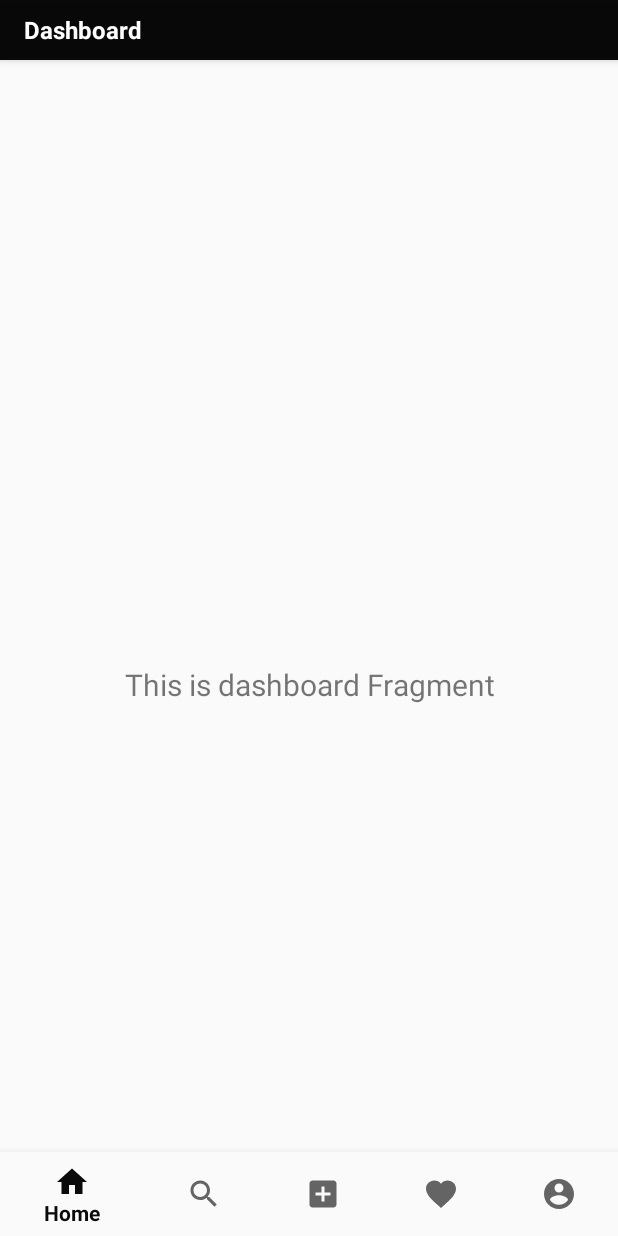
After one commit to urobin84/instague_with_mas_aangga, an Android app: the AddPostFragment screen opened through its navigation route, on a phone screen of 412 x 824 dp. The commit adds this screen. Run offline under Robolectric (Android 15) with nearby library versions, the phone set to English and light mode, and no system bars; our stand-ins replace navigation-ui.

Commit message:
refactor dashboard to add post

```diff
--- /dev/null
+++ b/app/src/main/java/com/mqr/instague/ui/dashboard/AddPostFragment.kt
@@ -0,0 +1,47 @@
+package com.mqr.instague.ui.dashboard
+
+import android.os.Bundle
+import android.view.LayoutInflater
+import android.view.View
+import android.view.ViewGroup
+import android.widget.TextView
+import androidx.fragment.app.Fragment
+import androidx.lifecycle.Observer
+import androidx.lifecycle.ViewModelProvider
+import com.mqr.instague.R
+
+class AddPostFragment : Fragment() {
+
+    private lateinit var addPostViewModel: AddPostViewModel
+    private lateinit var textView: TextView
+
+
+    override fun onCreateView(
+            inflater: LayoutInflater,
+            container: ViewGroup?,
+            savedInstanceState: Bundle?
+    ): View? {
+
+        return inflater.inflate(R.layout.fragment_add_post, container, false)
+
+    }
+
+    override fun onViewCreated(view: View, savedInstanceState: Bundle?) {
+        super.onViewCreated(view, savedInstanceState)
+        textView = view.findViewById(R.id.text_add_post)
+    }
+
+    override fun onActivityCreated(savedInstanceState: Bundle?) {
+        super.onActivityCreated(savedInstanceState)
+        if(activity != null){
+            addPostViewModel = ViewModelProvider(this).get(AddPostViewModel::class.java)
+            observViewModel()
+        }
+    }
+
+    private fun observViewModel() {
+        addPostViewModel.text.observe(viewLifecycleOwner, Observer {
+            textView.text = it
+        })
+    }
+}
--- a/app/src/main/java/com/mqr/instague/ui/dashboard/DashboardViewModel.kt
+++ b/app/src/main/java/com/mqr/instague/ui/dashboard/AddPostViewModel.kt
@@ -4,7 +4,7 @@ import androidx.lifecycle.LiveData
 import androidx.lifecycle.MutableLiveData
 import androidx.lifecycle.ViewModel
 
-class DashboardViewModel : ViewModel() {
+class AddPostViewModel : ViewModel() {
 
     private val _text = MutableLiveData<String>().apply {
         value = "This is dashboard Fragment"
--- a/app/src/main/res/layout/fragment_dashboard.xml
+++ b/app/src/main/res/layout/fragment_add_post.xml
@@ -4,10 +4,10 @@
     xmlns:tools="http://schemas.android.com/tools"
     android:layout_width="match_parent"
     android:layout_height="match_parent"
-    tools:context=".ui.dashboard.DashboardFragment">
+    tools:context=".ui.dashboard.AddPostFragment">
 
     <TextView
-        android:id="@+id/text_dashboard"
+        android:id="@+id/text_add_post"
         android:layout_width="match_parent"
         android:layout_height="wrap_content"
         android:layout_marginStart="8dp"
--- a/app/src/main/res/navigation/mobile_navigation.xml
+++ b/app/src/main/res/navigation/mobile_navigation.xml
@@ -13,9 +13,9 @@
 
     <fragment
         android:id="@+id/navigation_dashboard"
-        android:name="com.mqr.instague.ui.dashboard.DashboardFragment"
+        android:name="com.mqr.instague.ui.dashboard.AddPostFragment"
         android:label="@string/title_dashboard"
-        tools:layout="@layout/fragment_dashboard" />
+        tools:layout="@layout/fragment_add_post" />
 
     <fragment
         android:id="@+id/navigation_notifications"
--- a/app/src/main/res/values/styles.xml
+++ b/app/src/main/res/values/styles.xml
@@ -6,6 +6,7 @@
         <item name="colorPrimary">@color/colorPrimary</item>
         <item name="colorPrimaryDark">@color/colorPrimaryDark</item>
         <item name="colorAccent">@color/colorAccent</item>
+        <item name="android:actionBarSize">40dp</item>
     </style>
 
     <style name="TextAppearance.AppCompat.Widget.ActionBar.Title" parent="@android:style/TextAppearance.Medium">
```
Also changed, not shown: app/src/main/java/com/mqr/instague/ui/dashboard/DashboardFragment.kt (deleted, +0 -31 lines).
